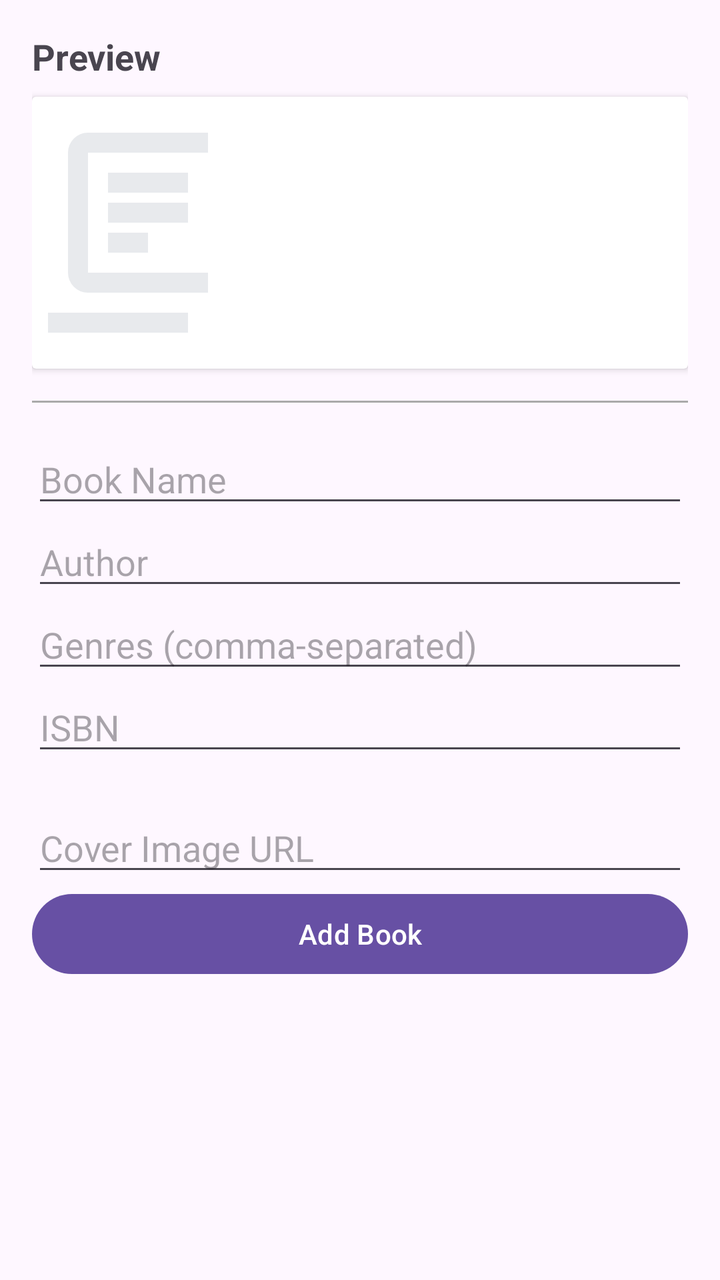
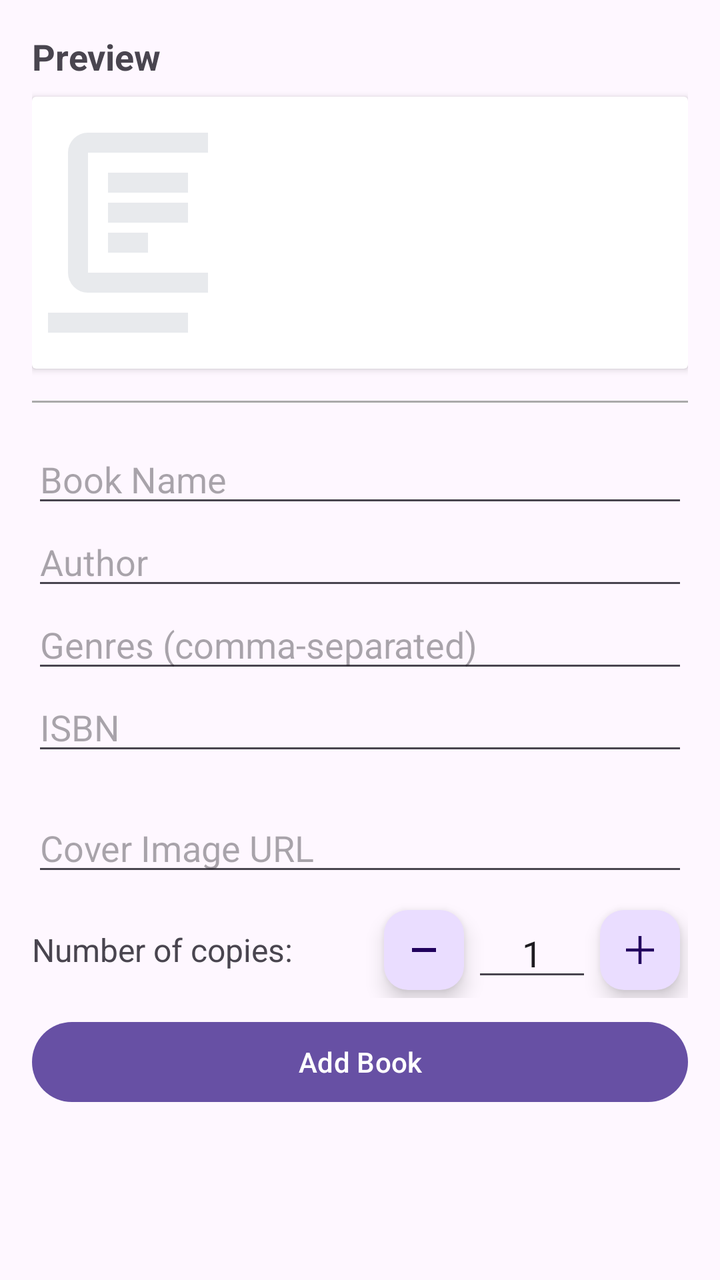

Two renders of the same Android screen: before a commit and after it. Below are the layout's source before the change and the commit's diff.
<!-- AndroidManifest.xml: application theme Theme.Books_Project -->
<!-- res/layout/fragment_add_book_manual.xml -->
<?xml version="1.0" encoding="utf-8"?>
<ScrollView xmlns:android="http://schemas.android.com/apk/res/android"
    xmlns:tools="http://schemas.android.com/tools"
    android:layout_width="match_parent"
    android:layout_height="match_parent"
    tools:context=".screens.book.AddBookManualFragment">

    <LinearLayout
        android:layout_width="match_parent"
        android:layout_height="wrap_content"
        android:orientation="vertical"
        android:padding="16dp">

        <TextView
            android:layout_width="match_parent"
            android:layout_height="wrap_content"
            android:text="Preview"
            android:textSize="18sp"
            android:textStyle="bold"
            android:layout_marginBottom="8dp"/>

        
        <androidx.cardview.widget.CardView
            android:layout_width="match_parent"
            android:layout_height="wrap_content"
            android:layout_marginBottom="16dp"
            android:elevation="4dp">

            <include
                android:id="@+id/preview_book_item"
                layout="@layout/book_list_item" />
        </androidx.cardview.widget.CardView>

        <View
            android:layout_width="match_parent"
            android:layout_height="1dp"
            android:background="@android:color/darker_gray"
            android:layout_marginBottom="16dp"/>

        <EditText
            android:id="@+id/etBookName"
            android:layout_width="match_parent"
            android:layout_height="wrap_content"
            android:hint="Book Name" />

        <EditText
            android:id="@+id/etAuthor"
            android:layout_width="match_parent"
            android:layout_height="wrap_content"
            android:hint="Author" />

        <EditText
            android:id="@+id/etGenres"
            android:layout_width="match_parent"
            android:layout_height="wrap_content"
            android:hint="Genres (comma-separated)" />

        <EditText
            android:id="@+id/etISBN"
            android:layout_width="match_parent"
            android:layout_height="wrap_content"
            android:inputType="number"
            android:maxLength="13"
            android:hint="ISBN" />

        <TextView
            android:id="@+id/tvFormattedISBN"
            android:layout_width="wrap_content"
            android:layout_height="wrap_content"/>

        <EditText
            android:id="@+id/etCoverImageUrl"
            android:layout_width="match_parent"
            android:layout_height="wrap_content"
            android:hint="Cover Image URL" />

        <Button
            android:id="@+id/btnAddBook"
            android:layout_width="match_parent"
            android:layout_height="wrap_content"
            android:text="Add Book" />

    </LinearLayout>
</ScrollView>
<!-- res/layout/book_list_item.xml (included above) -->
<?xml version="1.0" encoding="utf-8"?>
<LinearLayout xmlns:android="http://schemas.android.com/apk/res/android"
    android:layout_width="match_parent"
    android:layout_height="wrap_content"
    android:orientation="horizontal"
    android:padding="8dp">

    <ImageView
        android:id="@+id/ivBookCover"
        android:layout_width="80dp"
        android:layout_height="120dp"
        android:scaleType="centerCrop"
        android:src="@drawable/library_book" />

    <LinearLayout
        android:layout_width="0dp"
        android:layout_height="wrap_content"
        android:layout_weight="1"
        android:orientation="vertical"
        android:layout_marginStart="8dp">

        <TextView
            android:id="@+id/tvBookName"
            android:layout_width="match_parent"
            android:layout_height="wrap_content"
            android:textSize="18sp"
            android:textStyle="bold" />

        <TextView
            android:id="@+id/tvBookAuthor"
            android:layout_width="match_parent"
            android:layout_height="wrap_content"
            android:textSize="14sp" />

        <TextView
            android:id="@+id/tvGenres"
            android:layout_width="match_parent"
            android:layout_height="wrap_content"
             />

    </LinearLayout>

</LinearLayout>
<!-- resources referenced by this layout -->
<resources>
  <!-- drawable library_book (drawable) -->
  <vector xmlns:android="http://schemas.android.com/apk/res/android"
      android:width="24dp"
      android:height="24dp"
      android:viewportWidth="960"
      android:viewportHeight="960">
    <path
        android:pathData="M400,560h160v-80L400,480v80ZM400,440h320v-80L400,360v80ZM400,320h320v-80L400,240v80ZM320,720q-33,0 -56.5,-23.5T240,640v-480q0,-33 23.5,-56.5T320,80h480q33,0 56.5,23.5T880,160v480q0,33 -23.5,56.5T800,720L320,720ZM320,640h480v-480L320,160v480ZM160,880q-33,0 -56.5,-23.5T80,800v-560h80v560h560v80L160,880ZM320,160v480,-480Z"
        android:fillColor="#e8eaed"/>
  </vector>
  <style name="Theme.Books_Project" parent="Base.Theme.Books_Project" />
  <style name="Base.Theme.Books_Project" parent="Theme.Material3.DayNight.NoActionBar">
          
          
      </style>
</resources>

<!-- the commit's change to res/layout/fragment_add_book_manual.xml (unified diff, before → after) -->
@@ -74,6 +74,45 @@
             android:layout_height="wrap_content"
             android:hint="Cover Image URL" />
 
+        <LinearLayout
+            android:layout_width="match_parent"
+            android:layout_height="wrap_content"
+            android:orientation="horizontal"
+            android:gravity="center_vertical"
+            android:layout_marginTop="8dp"
+            android:layout_marginBottom="8dp">
+
+            <TextView
+                android:layout_width="0dp"
+                android:layout_height="wrap_content"
+                android:layout_weight="1"
+                android:text="Number of copies:"
+                android:textSize="16sp" />
+
+            <com.google.android.material.floatingactionbutton.FloatingActionButton
+                android:id="@+id/btnMinus"
+                style="?attr/floatingActionButtonSmallStyle"
+                android:src="@drawable/outline_check_indeterminate_small_24"
+                android:layout_width="48dp"
+                android:layout_height="wrap_content" />
+
+            <EditText
+                android:id="@+id/etCopies"
+                android:layout_width="60dp"
+                android:layout_height="wrap_content"
+                android:gravity="center"
+                android:inputType="number"
+                android:text="1" />
+
+            <com.google.android.material.floatingactionbutton.FloatingActionButton
+                android:id="@+id/btnPlus"
+                style="?attr/floatingActionButtonSmallStyle"
+                android:layout_width="48dp"
+                android:src="@drawable/add_48px"
+                android:layout_height="wrap_content" />
+
+        </LinearLayout>
+
         <Button
             android:id="@+id/btnAddBook"
             android:layout_width="match_parent"
@@ -123,6 +162,14 @@
             android:layout_height="wrap_content"
              />
 
+        <TextView
+            android:id="@+id/tvAvailableAmount"
+            android:layout_width="match_parent"
+            android:layout_height="wrap_content"
+            android:textColor="@android:color/holo_green_dark"
+            android:textStyle="italic"
+            android:visibility="gone" />
+
     </LinearLayout>
 
 </LinearLayout>
<!-- resource entries referenced after the edit -->
@@ -1,5 +1,16 @@
 <!-- resources referenced by this layout -->
 <resources>
+  <!-- drawable add_48px (drawable) -->
+  <vector xmlns:android="http://schemas.android.com/apk/res/android"
+      android:width="48dp"
+      android:height="48dp"
+      android:viewportWidth="960"
+      android:viewportHeight="960"
+      android:tint="?attr/colorControlNormal">
+    <path
+        android:fillColor="@android:color/white"
+        android:pathData="M450,510L200,510L200,450L450,450L450,200L510,200L510,450L760,450L760,510L510,510L510,760L450,760L450,510Z"/>
+  </vector>
   <!-- drawable library_book (drawable) -->
   <vector xmlns:android="http://schemas.android.com/apk/res/android"
       android:width="24dp"
@@ -10,6 +21,12 @@
         android:pathData="M400,560h160v-80L400,480v80ZM400,440h320v-80L400,360v80ZM400,320h320v-80L400,240v80ZM320,720q-33,0 -56.5,-23.5T240,640v-480q0,-33 23.5,-56.5T320,80h480q33,0 56.5,23.5T880,160v480q0,33 -23.5,56.5T800,720L320,720ZM320,640h480v-480L320,160v480ZM160,880q-33,0 -56.5,-23.5T80,800v-560h80v560h560v80L160,880ZM320,160v480,-480Z"
         android:fillColor="#e8eaed"/>
   </vector>
+  <!-- drawable outline_check_indeterminate_small_24 (drawable) -->
+  <vector xmlns:android="http://schemas.android.com/apk/res/android" android:height="24dp" android:tint="#000000" android:viewportHeight="960" android:viewportWidth="960" android:width="24dp">
+        
+      <path android:fillColor="@android:color/white" android:pathData="M240,520L240,440L720,440L720,520L240,520Z"/>
+      
+  </vector>
   <style name="Theme.Books_Project" parent="Base.Theme.Books_Project" />
   <style name="Base.Theme.Books_Project" parent="Theme.Material3.DayNight.NoActionBar">
           
